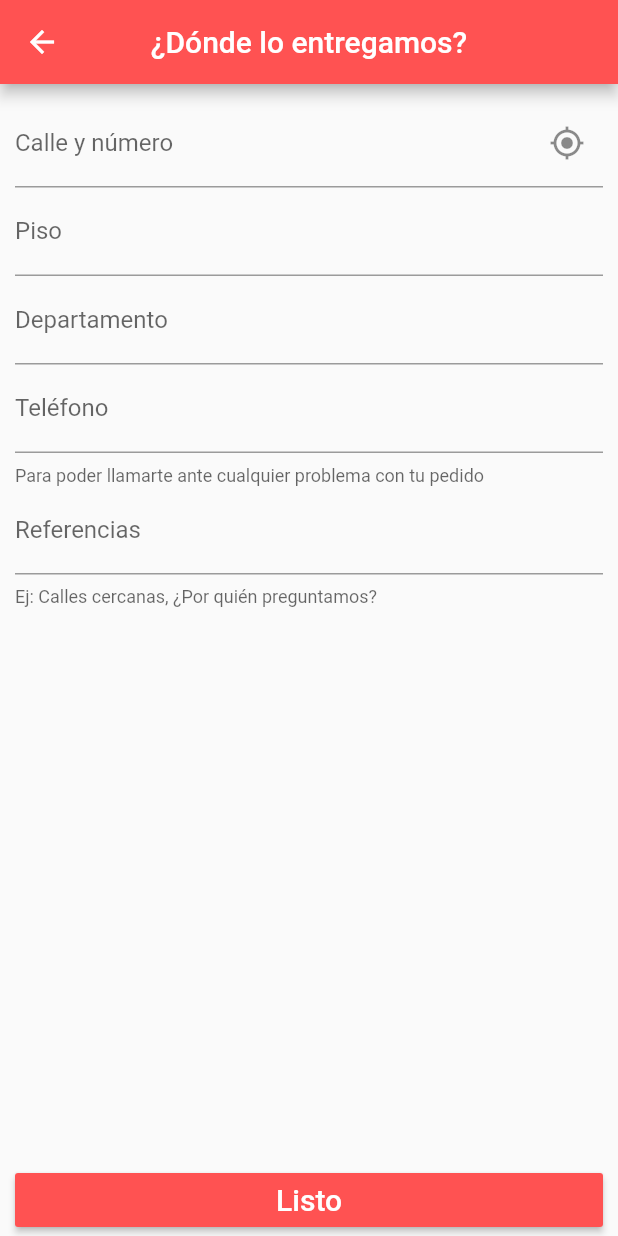
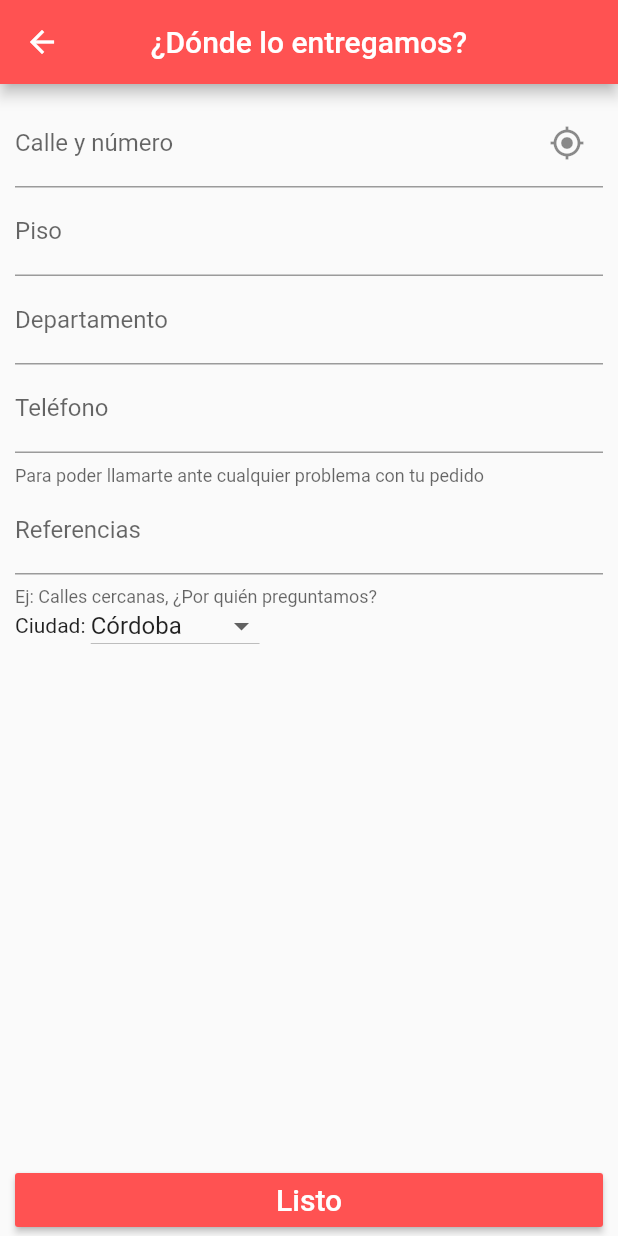
Before and after one commit to albarogarzon/Flutter_Delivery_Mobile_App, a Flutter app: the DondeEntregarScreen screen opened directly, on a phone screen of 412 x 824 dp. Run offline on Flutter 3.47's test engine with Material 2 defaults, Android fonts, the phone set to English and light mode, and no system bars; our stand-ins replace file_picker, google_maps_flutter, image_picker; missing offline and left inert: credit_card_validate, google_maps_place_picker.

Commit message:
DropDown Ciudades

```diff
--- a/isw_implementacion_us_08_g5/lib/main.dart
+++ b/isw_implementacion_us_08_g5/lib/main.dart
@@ -2,6 +2,7 @@ import 'package:flutter/material.dart';
 import 'package:isw_implementacion_us_08_g5/controllers/MainController.dart';
 import 'package:isw_implementacion_us_08_g5/providers/DeliveryAddressInformation.dart';
 import 'package:isw_implementacion_us_08_g5/screens/pedir_lo_que_sea/QueBuscamosScreen.dart';
+import 'package:isw_implementacion_us_08_g5/screens/pedir_lo_que_sea/dondeEntregar_screen.dart';
 import 'package:isw_implementacion_us_08_g5/screens/pedir_lo_que_sea/formasDePago_screen.dart';
 
 import 'package:isw_implementacion_us_08_g5/screens/pedir_lo_que_sea/main_screen.dart';
@@ -42,7 +43,7 @@ class MyApp extends StatelessWidget {
           primarySwatch: Colors.blue,
           visualDensity: VisualDensity.adaptivePlatformDensity,
         ),
-        home: FormasDePagoScreen(),
+        home: DondeEntregarScreen(),
       ),
     );
   }
--- a/isw_implementacion_us_08_g5/lib/screens/pedir_lo_que_sea/dondeEntregar_screen.dart
+++ b/isw_implementacion_us_08_g5/lib/screens/pedir_lo_que_sea/dondeEntregar_screen.dart
@@ -26,6 +26,10 @@ class _DondeEntregarScreenState extends State<DondeEntregarScreen> {
 
   DeliveryAddressInformationValidator _validator;
   DeliveryAddressInformation _informacionEntrega;
+
+  var currentSelectedCity = "Córdoba"; //------------------ACA------------------
+  var cities = ["Córdoba", "Rio Ceballos", "Villa Allende"];
+
   @override
   void initState() {
     _validator = Provider.of<DeliveryAddressInformationValidator>(context,
@@ -144,6 +148,29 @@ class _DondeEntregarScreenState extends State<DondeEntregarScreen> {
               labelText: Strings.REFERENCIAS,
               helperText: Strings.REFERENCIAS_HELPER_TEXT),
         ),
+        Row(
+          children: <Widget>[
+            Text('Ciudad: '),
+            DropdownButton<String>(
+              //------------------ACA------------------
+              hint: Text("Ciudad"),
+              value: currentSelectedCity,
+              isDense: true,
+              onChanged: (newValue) {
+                setState(() {
+                  currentSelectedCity = newValue;
+                });
+                print(currentSelectedCity);
+              },
+              items: cities.map((String value) {
+                return DropdownMenuItem<String>(
+                  value: value,
+                  child: Text(value),
+                );
+              }).toList(),
+            )
+          ],
+        ),
       ],
     );
   }
```
